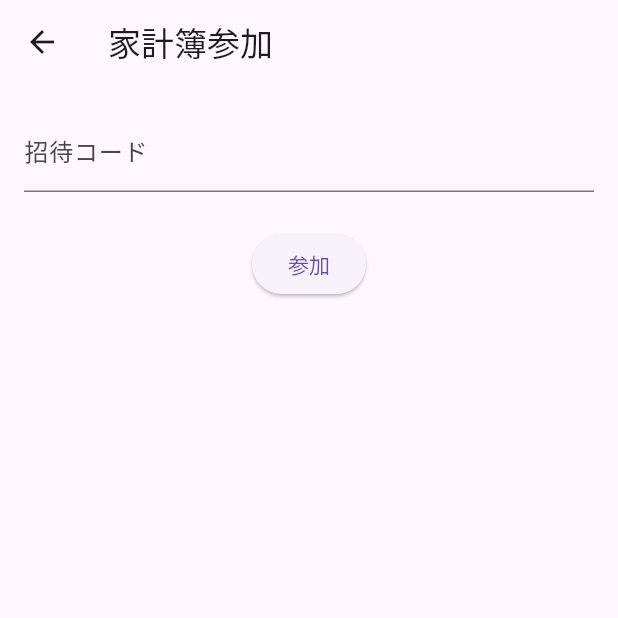
After one commit to kamihate6/kakeibo_app, a Flutter app: the HomePage screen opened directly, after a tap on "家計簿参加", on a phone screen of 412 x 824 dp, the top half of it. The commit adds this screen. Run offline on Flutter 3.47's test engine with Material 3 defaults, Android fonts, the phone set to English and light mode, and no system bars; our stand-ins replace supabase_flutter; accounts and stored records are empty.

Commit message:
feat: household management and invitation

```diff
--- a/lib/pages/home_page.dart
+++ b/lib/pages/home_page.dart
@@ -1,6 +1,7 @@
 import 'package:flutter/material.dart';
 import 'package:supabase_flutter/supabase_flutter.dart';
 import 'package:provider/provider.dart';
+import 'package:flutter/services.dart';
 
 import 'add_expense_page.dart';
 import 'history_page.dart';
@@ -8,6 +9,9 @@ import 'budget_page.dart';
 import 'dashboard_page.dart';
 import 'category_management_page.dart';
 import 'household_create_page.dart';
+import 'join_household_page.dart';
+import 'household_members_page.dart';
+import 'household_management_page.dart';
 
 import '../providers/current_household_provider.dart';
 import '../services/household_service.dart';
@@ -51,6 +55,22 @@ class _HomePageState extends State<HomePage> {
 
   @override
   Widget build(BuildContext context) {
+    final provider = context.watch<CurrentHouseholdProvider>();
+
+    dynamic selectedHousehold;
+
+    if (households.isNotEmpty) {
+      final matched = households.where(
+        (h) => h['households']['id'] == provider.householdId,
+      );
+
+      if (matched.isNotEmpty) {
+        selectedHousehold = matched.first['households'];
+      } else {
+        selectedHousehold = households.first['households'];
+      }
+    }
+
     return Scaffold(
       appBar: AppBar(
         title: households.isEmpty
@@ -82,6 +102,7 @@ class _HomePageState extends State<HomePage> {
                   );
                 },
               ),
+
         actions: [
           IconButton(
             icon: const Icon(Icons.logout),
@@ -174,6 +195,38 @@ class _HomePageState extends State<HomePage> {
               },
               child: const Text('家計簿作成'),
             ),
+
+            const SizedBox(height: 20),
+
+            ElevatedButton(
+              onPressed: () {
+                Navigator.push(
+                  context,
+                  MaterialPageRoute(builder: (_) => const JoinHouseholdPage()),
+                ).then((_) {
+                  loadHouseholds();
+                });
+              },
+              child: const Text('家計簿参加'),
+            ),
+
+            const SizedBox(height: 20),
+
+            ElevatedButton(
+              onPressed: selectedHousehold == null
+                  ? null
+                  : () {
+                      Navigator.push(
+                        context,
+                        MaterialPageRoute(
+                          builder: (_) => HouseholdManagementPage(
+                            household: selectedHousehold,
+                          ),
+                        ),
+                      );
+                    },
+              child: const Text('家計簿管理'),
+            ),
           ],
         ),
       ),
--- /dev/null
+++ b/lib/pages/join_household_page.dart
@@ -0,0 +1,88 @@
+import 'package:flutter/material.dart';
+import 'package:supabase_flutter/supabase_flutter.dart';
+
+class JoinHouseholdPage extends StatefulWidget {
+  const JoinHouseholdPage({super.key});
+
+  @override
+  State<JoinHouseholdPage> createState() => _JoinHouseholdPageState();
+}
+
+class _JoinHouseholdPageState extends State<JoinHouseholdPage> {
+  final codeController = TextEditingController();
+
+  Future<void> joinHousehold() async {
+    final user = Supabase.instance.client.auth.currentUser;
+
+    if (user == null) {
+      return;
+    }
+
+    final household = await Supabase.instance.client
+        .from('households')
+        .select()
+        .eq('invite_code', codeController.text.trim())
+        .maybeSingle();
+
+    if (household == null) {
+      if (mounted) {
+        ScaffoldMessenger.of(context)
+            .showSnackBar(const SnackBar(content: Text('招待コードが存在しません')));
+      }
+
+      return;
+    }
+
+    final householdId = household['id'];
+
+    final existing = await Supabase.instance.client
+        .from('household_members')
+        .select()
+        .eq('household_id', householdId)
+        .eq('user_id', user.id);
+
+    if (existing.isNotEmpty) {
+      if (mounted) {
+        ScaffoldMessenger.of(context)
+            .showSnackBar(const SnackBar(content: Text('既に参加済みです')));
+      }
+
+      return;
+    }
+
+    await Supabase.instance.client.from('household_members').insert({
+      'household_id': householdId,
+      'user_id': user.id,
+      'role': 'MEMBER',
+    });
+
+    if (mounted) {
+      ScaffoldMessenger.of(context)
+          .showSnackBar(const SnackBar(content: Text('参加しました')));
+
+      Navigator.pop(context);
+    }
+  }
+
+  @override
+  Widget build(BuildContext context) {
+    return Scaffold(
+      appBar: AppBar(title: const Text('家計簿参加')),
+      body: Padding(
+        padding: const EdgeInsets.all(16),
+        child: Column(
+          children: [
+            TextField(
+              controller: codeController,
+              decoration: const InputDecoration(labelText: '招待コード'),
+            ),
+
+            const SizedBox(height: 24),
+
+            ElevatedButton(onPressed: joinHousehold, child: const Text('参加')),
+          ],
+        ),
+      ),
+    );
+  }
+}
```
Also changed, not shown: lib/main_dev.dart (added, +36 -0 lines), lib/main_prod.dart (added, +36 -0 lines), lib/pages/household_management_page.dart (added, +164 -0 lines), lib/pages/household_members_page.dart (added, +59 -0 lines), lib/pages/household_setup_page.dart (+2 -30 lines), lib/services/household_service.dart (+47 -6 lines), 4 other files.
